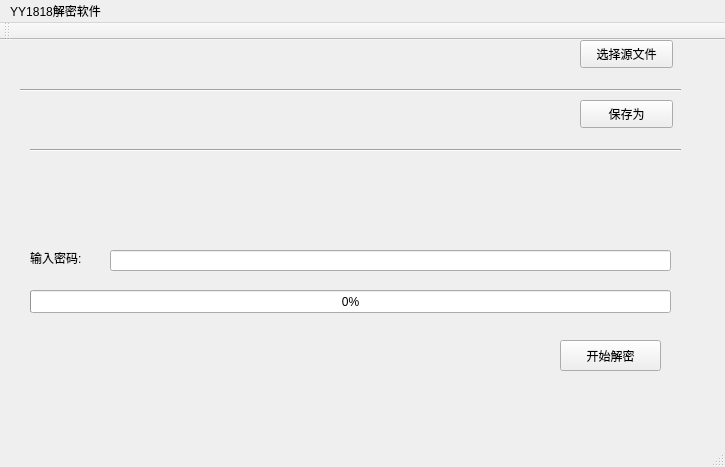
Qt form QT5-win-Decryption/DeCry/mainwindow.ui (chowhsienwuu/yy1818) before a commit.
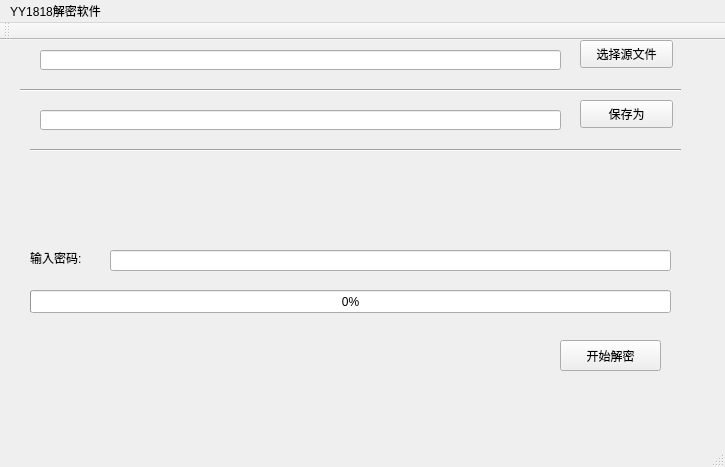
The same form after that commit.

Commit message: user can post or input file path manu

```diff
--- a/QT5-win-Decryption/DeCry/mainwindow.ui
+++ b/QT5-win-Decryption/DeCry/mainwindow.ui
@@ -79,32 +79,6 @@
      <number>0</number>
     </property>
    </widget>
-   <widget class="QLabel" name="src_file_lable">
-    <property name="geometry">
-     <rect>
-      <x>30</x>
-      <y>10</y>
-      <width>521</width>
-      <height>20</height>
-     </rect>
-    </property>
-    <property name="text">
-     <string/>
-    </property>
-   </widget>
-   <widget class="QLabel" name="saveas_lable">
-    <property name="geometry">
-     <rect>
-      <x>40</x>
-      <y>70</y>
-      <width>521</width>
-      <height>20</height>
-     </rect>
-    </property>
-    <property name="text">
-     <string/>
-    </property>
-   </widget>
    <widget class="QPushButton" name="saveAsButton">
     <property name="geometry">
      <rect>
@@ -144,6 +118,26 @@
      <enum>Qt::Horizontal</enum>
     </property>
    </widget>
+   <widget class="QLineEdit" name="saveas_lable">
+    <property name="geometry">
+     <rect>
+      <x>40</x>
+      <y>70</y>
+      <width>521</width>
+      <height>20</height>
+     </rect>
+    </property>
+   </widget>
+   <widget class="QLineEdit" name="src_file_lable">
+    <property name="geometry">
+     <rect>
+      <x>40</x>
+      <y>10</y>
+      <width>521</width>
+      <height>20</height>
+     </rect>
+    </property>
+   </widget>
   </widget>
   <widget class="QMenuBar" name="menuBar">
    <property name="geometry">
```
Left out of the diff: 2 changed lines with no effect on the pictures. The commit also changes 1 other file.
